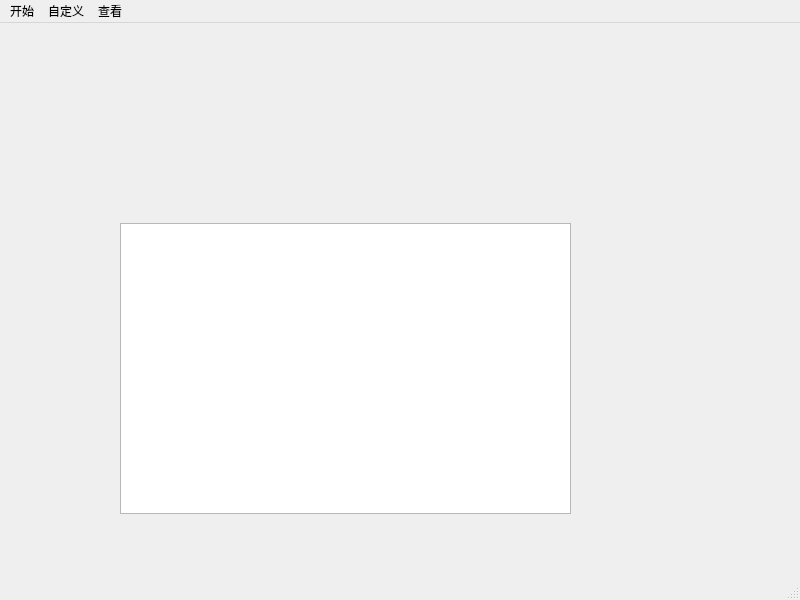
The window that mainwindow.ui (Harphiner/nbombSweeperGame) describes before a commit, drawn with Qt 5.
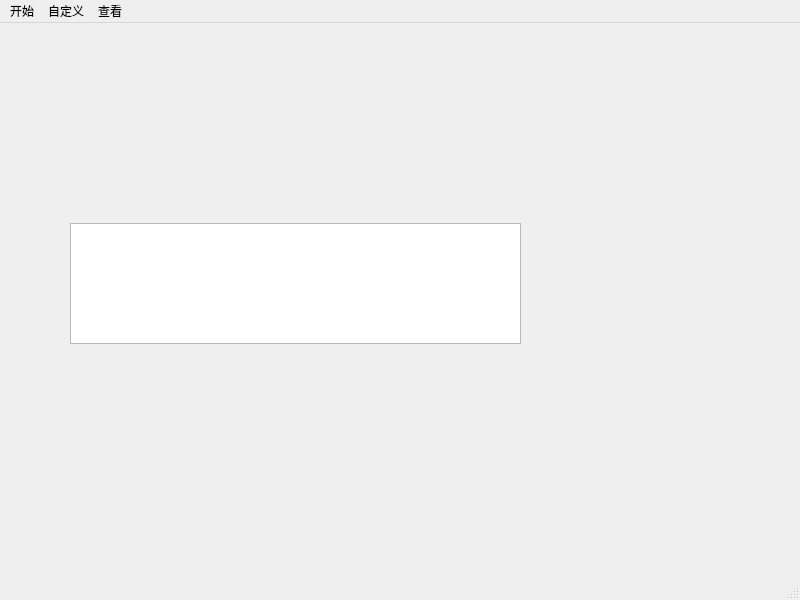
The same window after the commit. Icons and pictures are not drawn.

```diff
--- a/mainwindow.ui
+++ b/mainwindow.ui
@@ -17,10 +17,10 @@
    <widget class="QTextEdit" name="textEdit_welcome">
     <property name="geometry">
      <rect>
-      <x>120</x>
+      <x>70</x>
       <y>200</y>
       <width>451</width>
-      <height>291</height>
+      <height>121</height>
      </rect>
     </property>
    </widget>
```
